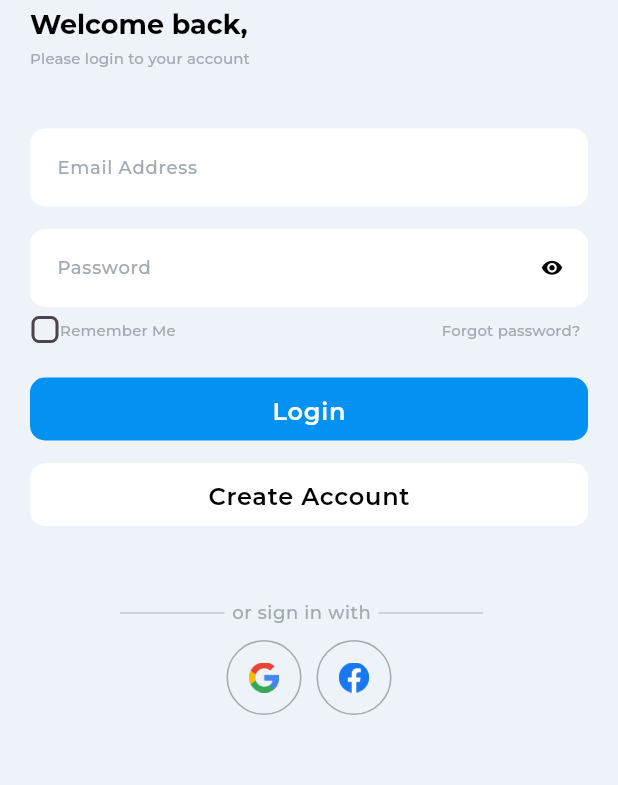
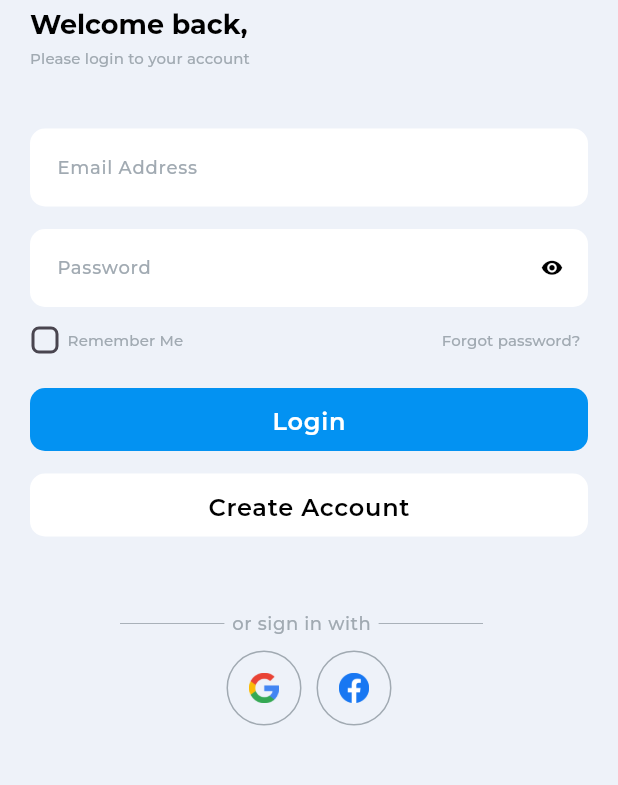
Before and after one commit to charellegw/wearit, a Flutter app: the screen it shows after launch, after a tap on "Skip", after a tap on "Start", on a phone screen of 412 x 824 dp, the part 197-982 px from its top. Run offline on Flutter 3.47's test engine with Material 3 defaults, Android fonts, the phone set to English and light mode, and no system bars; our stand-ins replace carousel_slider, cloud_firestore, connectivity_plus, firebase_auth, firebase_core, flutter_native_splash and 5 more; accounts and stored records are empty.

Commit message:
fix: some ui

```diff
--- a/lib/components/widgets/products/product_cards/product_vertical_card.dart
+++ b/lib/components/widgets/products/product_cards/product_vertical_card.dart
@@ -1,4 +1,5 @@
 import 'package:flutter/material.dart';
+import 'package:get/get.dart';
 import 'package:iconsax/iconsax.dart';
 import 'package:wearit/components/widgets/buttons/icon_button.dart';
 import 'package:wearit/components/widgets/containers/rounded_container.dart';
@@ -6,6 +7,7 @@ import 'package:wearit/components/widgets/headers/brand_item_header.dart';
 import 'package:wearit/components/widgets/images/image_thumbnail.dart';
 import 'package:wearit/components/widgets/products/product_element/label_product.dart';
 import 'package:wearit/components/widgets/products/product_element/text_product.dart';
+import 'package:wearit/features/store/screens/product_details/product_details.dart';
 import 'package:wearit/utils/constants/colors.dart';
 import 'package:wearit/utils/constants/images_string.dart';
 import 'package:wearit/utils/constants/sizes.dart';
@@ -21,7 +23,7 @@ class TProductVerticalCard extends StatelessWidget {
     final darkMode = THelper.isDarkMode(context);
 
     return GestureDetector(
-      onTap: () {},
+      onTap: () => Get.to(() => const ProductDetailsScreen()),
       child: Container(
         width: 190,
         padding: const EdgeInsets.all(1),
--- a/lib/features/auth/screens/login/widgets/login_form.dart
+++ b/lib/features/auth/screens/login/widgets/login_form.dart
@@ -17,7 +17,7 @@ class LoginForm extends StatelessWidget {
 
   @override
   Widget build(BuildContext context) {
-    final isDark = THelper.isDarkMode(context);
+    final darkMode = THelper.isDarkMode(context);
     return Padding(
       padding: const EdgeInsets.symmetric(vertical: TSizes.bigSectionGap),
       child: Form(child: Column(
@@ -38,7 +38,7 @@ class LoginForm extends StatelessWidget {
             ),
           ),
 
-          const SizedBox(height: TSizes.xs,),
+          const SizedBox(height: TSizes.md,),
 
           Row(
             mainAxisAlignment: MainAxisAlignment.spaceBetween,
@@ -55,6 +55,9 @@ class LoginForm extends StatelessWidget {
                       onChanged: (value) {},
                     )
                   ),
+
+                  const SizedBox(width: TSizes.textGap),
+
                   Text(
                     TTexts.rememberMe,
                     style: Theme.of(context).textTheme.labelLarge?.copyWith(color: TColors.textSecondary),
@@ -96,8 +99,8 @@ class LoginForm extends StatelessWidget {
                 child: ElevatedButton(
                   onPressed: () => Get.to(() => const SignupScreen()),
                   style: ElevatedButton.styleFrom(
-                    foregroundColor: isDark ? TColors.textWhite : TColors.textPrimary,
-                    backgroundColor: isDark ? TColors.backgroundDark : TColors.buttonSecondary,
+                    foregroundColor: darkMode ? TColors.textWhite : TColors.textPrimary,
+                    backgroundColor: darkMode ? TColors.backgroundDark : TColors.buttonSecondary,
                   ),
                   child: Text(TTexts.createAccountButton, style: Theme.of(context).textTheme.bodyLarge,),
                 ),
--- a/lib/features/auth/screens/signup/signup.dart
+++ b/lib/features/auth/screens/signup/signup.dart
@@ -1,10 +1,12 @@
 import 'package:flutter/material.dart';
+import 'package:get/get.dart';
 import 'package:wearit/components/styles/spacing_style.dart';
 import 'package:wearit/components/widgets/buttons/social_buttons.dart';
 import 'package:wearit/components/widgets/dividers/text_divider.dart';
 import 'package:wearit/components/widgets/headers/text_header.dart';
 import 'package:wearit/features/auth/screens/signup/widgets/signup_form.dart';
 import 'package:wearit/utils/constants/text_string.dart';
+import 'package:wearit/utils/helpers/helper.dart';
 
 class SignupScreen extends StatelessWidget {
   const SignupScreen({super.key});
@@ -12,7 +14,9 @@ class SignupScreen extends StatelessWidget {
   @override
   Widget build(BuildContext context) {
     return Scaffold(
-      appBar: AppBar(),
+      appBar: AppBar(
+        leading: IconButton(onPressed: Get.back, icon: Icon(Icons.keyboard_arrow_left, color: THelper.isDarkMode(context) ? Colors.white : Colors.black),)
+      ),
       body: SingleChildScrollView(
         child: Padding(
           padding: TSpacingStyle.paddingDefault,
--- a/lib/features/common/status/status_pages.dart
+++ b/lib/features/common/status/status_pages.dart
@@ -77,7 +77,7 @@ class StatusPages {
       title: TTexts.orderSuccessTitle,
       subtitle: TTexts.orderSuccessSubtitle,
       appBarButtonVisibility: false,
-      primaryButtonText: TTexts.continueButton,
+      primaryButtonText: 'Continue Shopping',
       onPrimaryPressed: () => Get.offAll(() => const NavigationMenu()),
     );
   }
--- a/lib/features/personalization/screens/settings/settings.dart
+++ b/lib/features/personalization/screens/settings/settings.dart
@@ -60,7 +60,7 @@ class SettingsScreen extends StatelessWidget {
                   TSettingsMenuTile(icon: Iconsax.receipt, title: 'My Orders', subtitle: 'Check order progress and history of order', onTap: () => Get.to(() => const OrderScreen()),),
                   TSettingsMenuTile(icon: Iconsax.wallet, title: 'Payment Methods', subtitle: 'Set payment methods'),
                   TSettingsMenuTile(icon: Iconsax.discount_shape, title: 'Voucher Coupons', subtitle: 'List of all the voucher coupons'),
-                  TSettingsMenuTile(icon: Iconsax.discount_shape, title: 'Notifications', subtitle: 'Set any kind of message notifications'),
+                  TSettingsMenuTile(icon: Iconsax.notification, title: 'Notifications', subtitle: 'Set any kind of message notifications'),
                   TSettingsMenuTile(icon: Iconsax.security_card, title: 'Account Privacy', subtitle: 'Manage data usage and connected accounts'),
                   const SizedBox( height: TSizes.sectionGap, ),
 
--- a/lib/features/store/screens/cart/cart.dart
+++ b/lib/features/store/screens/cart/cart.dart
@@ -23,7 +23,7 @@ class CartScreen extends StatelessWidget {
         child: TCartList(),
       ),
       bottomNavigationBar: Container(
-        padding: EdgeInsets.all(TSizes.defaultGap),
+        padding: TSpacingStyle.paddingDefault,
         decoration: BoxDecoration(
           color: THelper.isDarkMode(context) ? TColors.backgroundDark : TColors.backgroundLight,
         ),
--- a/lib/utils/constants/images_string.dart
+++ b/lib/utils/constants/images_string.dart
@@ -6,8 +6,8 @@ class TImages {
 
   // Promotion Banner Slider
   static const String banner1 = "assets/images/banner/new_arrival.png";
-  static const String banner2 = "assets/images/banner/banner_2.png";
-  static const String banner3 = "assets/images/banner/banner_3.png";
+  static const String banner2 = "assets/images/banner/3.png";
+  static const String banner3 = "assets/images/banner/4.png";
 
   // Onboarding
   static const String onboarding1 = "assets/images/onboarding/online_shopping_1.png";
```
Also changed, not shown: lib/components/widgets/app_bar/app_bar.dart (+3 -4 lines), lib/features/personalization/screens/address/add_address.dart (+35 -31 lines), lib/features/personalization/screens/address/widgets/address_item.dart (+19 -13 lines), assets/images/banner/3.png (added), assets/images/banner/4.png (added).
